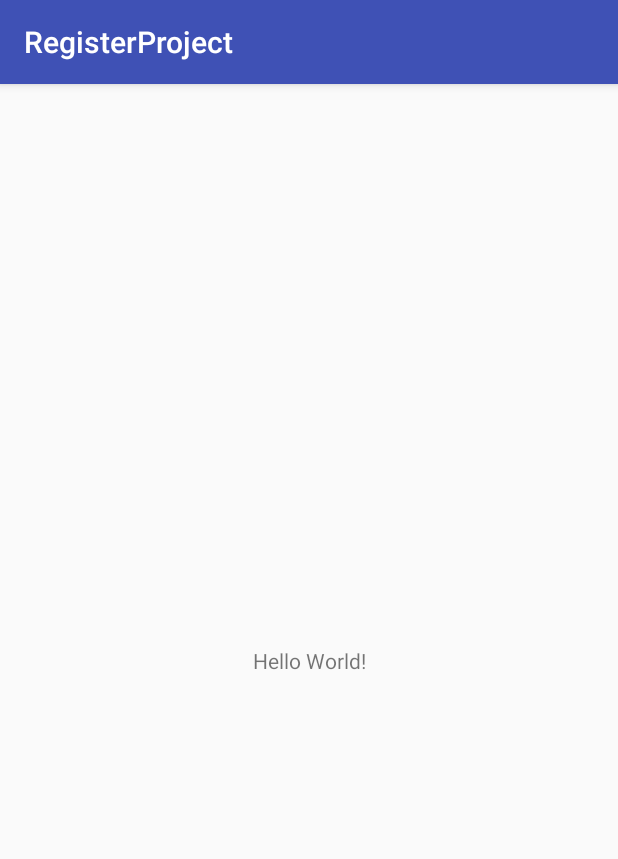
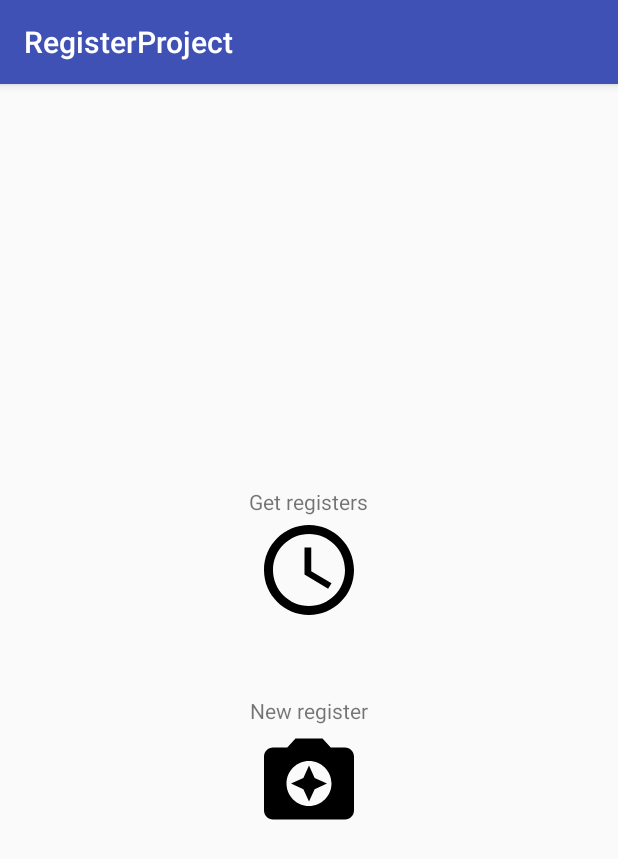
Before and after one commit to wMeloFernandes/College-EA975Project, an Android app: the MainActivity screen opened directly, with no data from a screen before it, on a phone screen of 412 x 824 dp. Shown: the top 859 px of the screen. Run offline under Robolectric (Android 15) with nearby library versions, the phone set to English and light mode, and no system bars.

Commit message:
Basic structure of Main Activity

```diff
--- a/app/app/src/main/java/com/example/wmell/registerproject/MainActivity.java
+++ b/app/app/src/main/java/com/example/wmell/registerproject/MainActivity.java
@@ -2,12 +2,44 @@ package com.example.wmell.registerproject;
 
 import android.support.v7.app.AppCompatActivity;
 import android.os.Bundle;
+import android.view.View;
+import android.widget.ImageView;
 
 public class MainActivity extends AppCompatActivity {
+
+    private ImageView mRegisterButton;
+    private ImageView mCameraButton;
 
     @Override
     protected void onCreate(Bundle savedInstanceState) {
         super.onCreate(savedInstanceState);
         setContentView(R.layout.activity_main);
+
+        mRegisterButton = findViewById(R.id.iv_registers);
+        mCameraButton = findViewById(R.id.iv_camera);
+
+        mRegisterButton.setOnClickListener(registerListener);
+        mCameraButton.setOnClickListener(cameraListener);
+    }
+
+
+    private View.OnClickListener registerListener = new View.OnClickListener() {
+        @Override
+        public void onClick(View v) {
+
+        }
+    };
+
+    private View.OnClickListener cameraListener = new View.OnClickListener() {
+        @Override
+        public void onClick(View v) {
+
+        }
+    };
+
+    @Override
+    public void onBackPressed() {
+        super.onBackPressed();
+        finishAffinity();
     }
 }
--- /dev/null
+++ b/app/app/src/main/res/drawable/ic_access_time_black_72dp.xml
@@ -0,0 +1,4 @@
+<vector android:height="72dp" android:viewportHeight="24.0"
+    android:viewportWidth="24.0" android:width="72dp" xmlns:android="http://schemas.android.com/apk/res/android">
+    <path android:fillColor="#FF000000" android:pathData="M11.99,2C6.47,2 2,6.48 2,12s4.47,10 9.99,10C17.52,22 22,17.52 22,12S17.52,2 11.99,2zM12,20c-4.42,0 -8,-3.58 -8,-8s3.58,-8 8,-8 8,3.58 8,8 -3.58,8 -8,8zM12.5,7H11v6l5.25,3.15 0.75,-1.23 -4.5,-2.67z"/>
+</vector>
--- /dev/null
+++ b/app/app/src/main/res/drawable/ic_camera_enhance_black_72dp.xml
@@ -0,0 +1,4 @@
+<vector android:height="72dp" android:viewportHeight="24.0"
+    android:viewportWidth="24.0" android:width="72dp" xmlns:android="http://schemas.android.com/apk/res/android">
+    <path android:fillColor="#FF000000" android:pathData="M9,3L7.17,5L4,5c-1.1,0 -2,0.9 -2,2v12c0,1.1 0.9,2 2,2h16c1.1,0 2,-0.9 2,-2L22,7c0,-1.1 -0.9,-2 -2,-2h-3.17L15,3L9,3zM12,18c-2.76,0 -5,-2.24 -5,-5s2.24,-5 5,-5 5,2.24 5,5 -2.24,5 -5,5zM12,17l1.25,-2.75L16,13l-2.75,-1.25L12,9l-1.25,2.75L8,13l2.75,1.25z"/>
+</vector>
--- a/app/app/src/main/res/layout/activity_main.xml
+++ b/app/app/src/main/res/layout/activity_main.xml
@@ -1,18 +1,37 @@
 <?xml version="1.0" encoding="utf-8"?>
-<android.support.constraint.ConstraintLayout xmlns:android="http://schemas.android.com/apk/res/android"
+<LinearLayout xmlns:android="http://schemas.android.com/apk/res/android"
     xmlns:app="http://schemas.android.com/apk/res-auto"
     xmlns:tools="http://schemas.android.com/tools"
     android:layout_width="match_parent"
     android:layout_height="match_parent"
+    android:gravity="center"
+    android:orientation="vertical"
     tools:context="com.example.wmell.registerproject.MainActivity">
 
     <TextView
+        android:text="Get registers"
+        android:layout_width="wrap_content"
+        android:layout_height="wrap_content" />
+
+    <ImageView
+        android:id="@+id/iv_registers"
         android:layout_width="wrap_content"
         android:layout_height="wrap_content"
-        android:text="Hello World!"
-        app:layout_constraintBottom_toBottomOf="parent"
-        app:layout_constraintLeft_toLeftOf="parent"
-        app:layout_constraintRight_toRightOf="parent"
-        app:layout_constraintTop_toTopOf="parent" />
+        android:layout_marginBottom="48dp"
+        android:src="@drawable/ic_access_time_black_72dp" />
 
-</android.support.constraint.ConstraintLayout>
+
+
+    <TextView
+        android:text="New register"
+        android:layout_width="wrap_content"
+        android:layout_height="wrap_content" />
+
+    <ImageView
+        android:id="@+id/iv_camera"
+        android:layout_width="wrap_content"
+        android:layout_height="wrap_content"
+        android:src="@drawable/ic_camera_enhance_black_72dp" />
+
+
+</LinearLayout>
```
Also changed, not shown: app/app/src/main/java/com/example/wmell/registerproject/LoginActivity.java (+6 -1 lines), app/app/src/main/res/drawable/ic_access_time_black_24dp.xml (added, +9 -0 lines), app/app/src/main/res/drawable/ic_camera_enhance_black_24dp.xml (added, +9 -0 lines), 1 other file.
